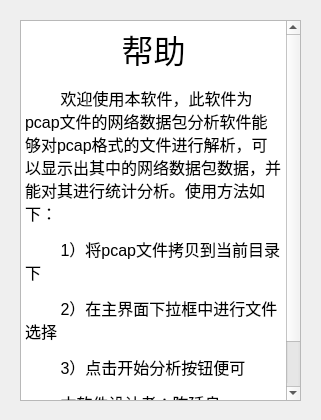
First picture: the form in help_info.ui, repository Clyysone/Network_Analysis_Software, before the edit.
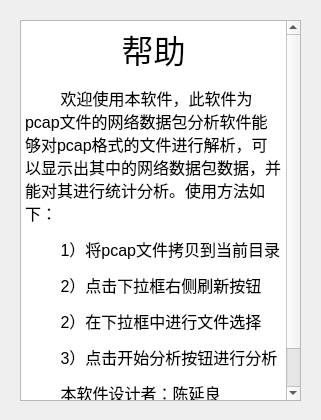
Second picture: the form after the edit.

What changed in the file:
```diff
--- a/help_info.ui
+++ b/help_info.ui
@@ -29,9 +29,10 @@
 &lt;/style&gt;&lt;/head&gt;&lt;body style=&quot; font-family:'.SF NS Text'; font-size:13pt; font-weight:400; font-style:normal;&quot;&gt;
 &lt;p align=&quot;center&quot; style=&quot; margin-top:0px; margin-bottom:0px; margin-left:0px; margin-right:0px; -qt-block-indent:0; text-indent:0px;&quot;&gt;&lt;span style=&quot; font-size:24pt;&quot;&gt;帮助&lt;/span&gt;&lt;/p&gt;
 &lt;p style=&quot; margin-top:12px; margin-bottom:12px; margin-left:0px; margin-right:0px; -qt-block-indent:0; text-indent:0px;&quot;&gt;&lt;span style=&quot; font-size:12pt;&quot;&gt;        欢迎使用本软件，此软件为pcap文件的网络数据包分析软件能够对pcap格式的文件进行解析，可以显示出其中的网络数据包数据，并能对其进行统计分析。使用方法如下：&lt;/span&gt;&lt;/p&gt;
-&lt;p style=&quot; margin-top:12px; margin-bottom:12px; margin-left:0px; margin-right:0px; -qt-block-indent:0; text-indent:0px;&quot;&gt;&lt;span style=&quot; font-size:12pt;&quot;&gt;        1）将pcap文件拷贝到当前目录下&lt;/span&gt;&lt;/p&gt;
-&lt;p style=&quot; margin-top:12px; margin-bottom:12px; margin-left:0px; margin-right:0px; -qt-block-indent:0; text-indent:0px;&quot;&gt;&lt;span style=&quot; font-size:12pt;&quot;&gt;        2）在主界面下拉框中进行文件选择&lt;/span&gt;&lt;/p&gt;
-&lt;p style=&quot; margin-top:12px; margin-bottom:12px; margin-left:0px; margin-right:0px; -qt-block-indent:0; text-indent:0px;&quot;&gt;&lt;span style=&quot; font-size:12pt;&quot;&gt;        3）点击开始分析按钮便可&lt;/span&gt;&lt;/p&gt;
+&lt;p style=&quot; margin-top:12px; margin-bottom:12px; margin-left:0px; margin-right:0px; -qt-block-indent:0; text-indent:0px;&quot;&gt;&lt;span style=&quot; font-size:12pt;&quot;&gt;        1）将pcap文件拷贝到当前目录&lt;/span&gt;&lt;/p&gt;
+&lt;p style=&quot; margin-top:12px; margin-bottom:12px; margin-left:0px; margin-right:0px; -qt-block-indent:0; text-indent:0px;&quot;&gt;&lt;span style=&quot; font-size:12pt;&quot;&gt;        2）点击下拉框右侧刷新按钮&lt;/span&gt;&lt;/p&gt;
+&lt;p style=&quot; margin-top:12px; margin-bottom:12px; margin-left:0px; margin-right:0px; -qt-block-indent:0; text-indent:0px;&quot;&gt;&lt;span style=&quot; font-size:12pt;&quot;&gt;        2）在下拉框中进行文件选择&lt;/span&gt;&lt;/p&gt;
+&lt;p style=&quot; margin-top:12px; margin-bottom:12px; margin-left:0px; margin-right:0px; -qt-block-indent:0; text-indent:0px;&quot;&gt;&lt;span style=&quot; font-size:12pt;&quot;&gt;        3）点击开始分析按钮进行分析&lt;/span&gt;&lt;/p&gt;
 &lt;p style=&quot; margin-top:12px; margin-bottom:12px; margin-left:0px; margin-right:0px; -qt-block-indent:0; text-indent:0px;&quot;&gt;&lt;span style=&quot; font-size:12pt;&quot;&gt;        本软件设计者：陈延良&lt;/span&gt;&lt;/p&gt;
 &lt;p style=&quot; margin-top:12px; margin-bottom:12px; margin-left:0px; margin-right:0px; -qt-block-indent:0; text-indent:0px;&quot;&gt;&lt;span style=&quot; font-size:12pt;&quot;&gt;        邮箱：943364131@qq.com&lt;/span&gt;&lt;/p&gt;&lt;/body&gt;&lt;/html&gt;</string>
    </property>
```
